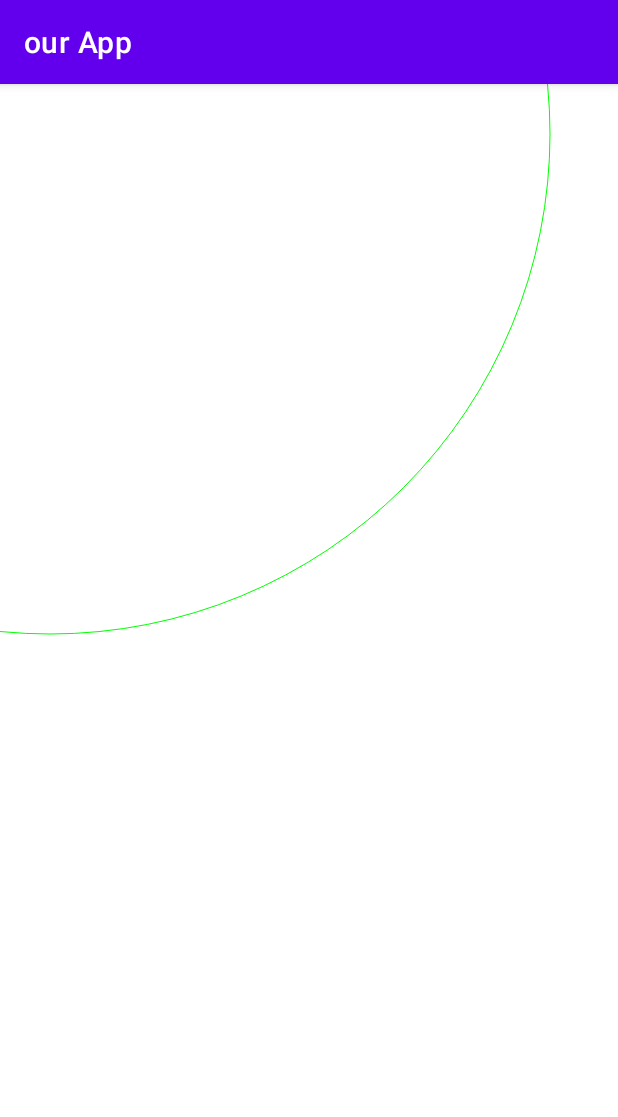
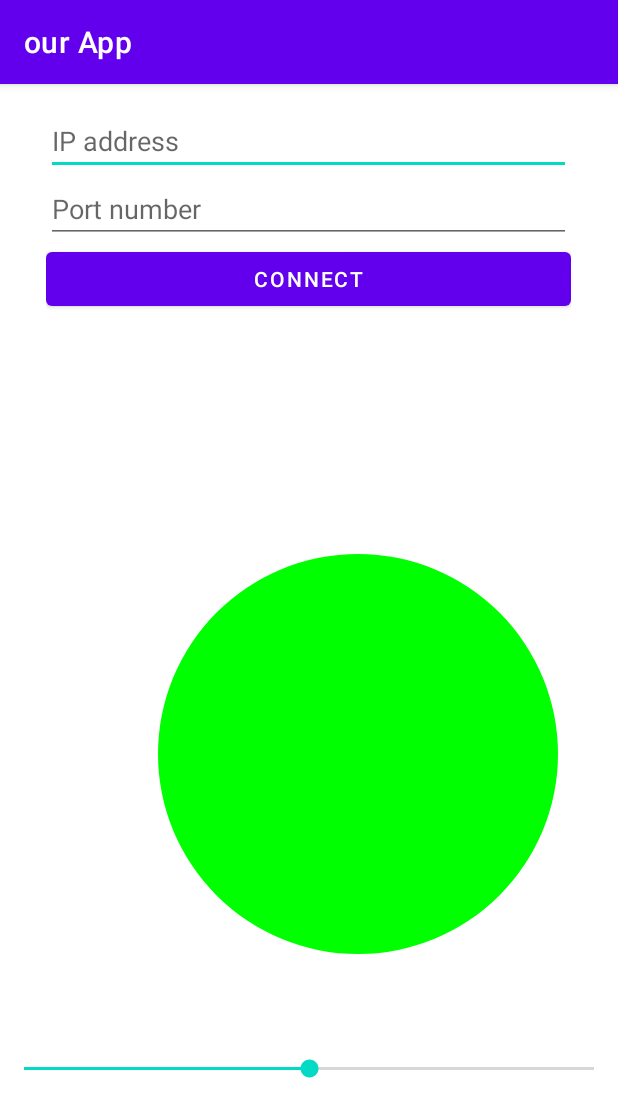
Before and after one commit to Dark-Leader/AndroidAppFlightGear, an Android app: the screen it shows after launch (MainActivity), on a phone screen of 412 x 824 dp. Shown: the top 1117 px of the screen. Run offline under Robolectric (Android 15) with nearby library versions, the phone set to English and light mode, and no system bars.

Commit message:
Amit - updated UI -> added SeekBar at the bottom and fixed second view.
NEED TO ADD DATABINDING

```diff
--- a/ourApp/app/build.gradle
+++ b/ourApp/app/build.gradle
@@ -24,7 +24,6 @@ android {
         }
     }
     buildFeatures {
-        viewBinding true
         dataBinding true
     }
 
@@ -42,8 +41,8 @@ dependencies {
     implementation "org.jetbrains.kotlin:kotlin-stdlib:$kotlin_version"
     implementation 'androidx.core:core-ktx:1.5.0'
     implementation 'androidx.appcompat:appcompat:1.3.0'
-    implementation 'com.google.android.material:material:1.3.0'
     implementation 'androidx.constraintlayout:constraintlayout:2.0.4'
+    implementation 'com.google.android.material:material:1.4.0-rc01'
     testImplementation 'junit:junit:4.+'
     androidTestImplementation 'androidx.test.ext:junit:1.1.2'
     androidTestImplementation 'androidx.test.espresso:espresso-core:3.3.0'
--- a/ourApp/app/src/main/java/com/example/ourapp/Views/Joystick.kt
+++ b/ourApp/app/src/main/java/com/example/ourapp/Views/Joystick.kt
@@ -4,27 +4,51 @@ import android.view.View
 
 
 import android.graphics.*
+import android.util.AttributeSet
+import android.view.MotionEvent
+import java.util.jar.Attributes
 
-class Joystick @JvmOverloads constructor(context: Context): View(context) {
+class Joystick @JvmOverloads constructor(
+    context: Context, atts: AttributeSet? = null, defStyleAttr: Int = 0)
+    :View(context, atts, defStyleAttr) {
 
     private val paint = Paint().apply {
-        style = Paint.Style.STROKE
+        style = Paint.Style.FILL_AND_STROKE
         color = Color.GREEN
         isAntiAlias = true;
+
     }
     private lateinit var extraCanvas: Canvas
-    private var radius: Float = 500f
+    private var radius: Float = 200f
     private var center: PointF = PointF()
 //to change.
 
     override fun onSizeChanged(width: Int, height: Int, oldWidth: Int, oldHeight: Int) {
-        center = PointF(50f, 50f);
+        val x = width.toFloat() / 2
+        val y = height.toFloat() / 2
+        center = PointF(x, y);
+    }
+
+    override fun onTouchEvent(event: MotionEvent?): Boolean {
+        if (event == null) {
+            return true
+        }
+        when (event?.action) {
+            MotionEvent.ACTION_MOVE -> touchMove(event.x, event.y)
+            MotionEvent.ACTION_DOWN -> touchMove(event.x, event.y)
+        }
+        return true
+    }
+
+    private fun touchMove(x: Float, y: Float) {
+        center = PointF(x,y)
+        invalidate()
     }
 
 
     override fun onDraw(canvas: Canvas) {
         super.onDraw(canvas)
-        canvas.drawCircle(center.x, center.y, radius,paint)
+        canvas.drawCircle(center.x, center.y, radius, paint)
 
     }
 
--- a/ourApp/app/src/main/java/com/example/ourapp/Views/MainActivity.kt
+++ b/ourApp/app/src/main/java/com/example/ourapp/Views/MainActivity.kt
@@ -4,21 +4,16 @@ import androidx.appcompat.app.AppCompatActivity
 import android.os.Bundle
 import android.widget.Button
 import android.widget.EditText
-import com.example.ourapp.databinding.ActivityMainBinding
+import com.example.ourapp.R
 import com.example.ourapp.model.MyModel
 import com.example.ourapp.viewModel.ViewModel
 
 class MainActivity : AppCompatActivity() {
-    private val viewModel: ViewModel = ViewModel(MyModel())
-    private lateinit var binding: ActivityMainBinding
+    private var viewModel: ViewModel = ViewModel(MyModel())
 
     override fun onCreate(savedInstanceState: Bundle?) {
         super.onCreate(savedInstanceState)
-        binding = ActivityMainBinding.inflate(layoutInflater)
-        setContentView(binding.root)
-
-        val josystickView = Joystick(this)
-        setContentView(josystickView)
+        setContentView(R.layout.activity_main)
 
 
 
--- a/ourApp/app/src/main/res/layout/activity_main.xml
+++ b/ourApp/app/src/main/res/layout/activity_main.xml
@@ -1,26 +1,28 @@
 <?xml version="1.0" encoding="utf-8"?>
-<RelativeLayout xmlns:android="http://schemas.android.com/apk/res/android"
+<RelativeLayout
+        xmlns:android="http://schemas.android.com/apk/res/android"
+        xmlns:tools="http://schemas.android.com/tools"
         xmlns:app="http://schemas.android.com/apk/res-auto"
-    xmlns:tools="http://schemas.android.com/tools"
+
         android:layout_width="match_parent"
         android:layout_height="match_parent"
         tools:context=".Views.MainActivity">
 
-
         <LinearLayout
-        android:id="@+id/linearLayout"
             android:layout_width="350dp"
             android:layout_height="wrap_content"
             android:layout_alignParentTop="true"
             android:layout_centerHorizontal="true"
             android:layout_marginTop="15dp"
-        android:orientation="vertical">
+            android:orientation="vertical"
+            >
 
             <EditText
                 android:id="@+id/IP"
                 android:layout_width="match_parent"
                 android:layout_height="wrap_content"
                 android:ems="10"
+                android:text=""
                 android:hint="IP address"
                 android:inputType="text" />
 
@@ -29,6 +31,7 @@
                 android:layout_width="match_parent"
                 android:layout_height="wrap_content"
                 android:ems="10"
+                android:text=""
                 android:hint="Port number"
                 android:inputType="text" />
 
@@ -38,29 +41,35 @@
                 android:layout_height="wrap_content"
                 android:text="@string/Connect" />
 
+        </LinearLayout>
+        <RelativeLayout
+            tools:context=".Views.Joystick"
+            android:layout_width="match_parent"
+            android:layout_height="match_parent"
+            android:layout_marginBottom="50dp"
+            android:layout_marginEnd="10dp"
+            android:layout_marginRight="10dp"
+            android:layout_marginTop="175dp"
+            android:layout_marginStart="75dp"
+            android:layout_marginLeft="75dp"
+            >
 
-    </LinearLayout>
+            <com.example.ourapp.Views.Joystick
+                android:layout_width="match_parent"
+                android:layout_height="match_parent">
 
+            </com.example.ourapp.Views.Joystick>
 
-
-    <SeekBar
-        android:id="@+id/seekBarvertical_throttle"
-        android:layout_width="250dp"
-        android:layout_height="wrap_content"
-        android:layout_marginTop="370dp"
-        android:layout_marginHorizontal="50dp"
-        android:rotation="270"
-
-
-        />
-
-
+        </RelativeLayout>
 
         <SeekBar
             android:id="@+id/seekBarHorizontal_rudder"
-        android:layout_width="250dp"
-        android:layout_height="wrap_content"
-        android:layout_marginTop="500dp" />
+            android:layout_width="match_parent"
+            android:layout_height="22dp"
+            android:layout_marginTop="645dp"
+            android:progress="50"
+            >
+        </SeekBar>
 
 
     </RelativeLayout>
```
Also changed, not shown: ourApp/app/src/main/java/com/example/ourapp/model/MyModel.kt (+4 -4 lines), ourApp/app/src/main/java/com/example/ourapp/viewModel/viewModel.kt (+33 -8 lines). Lines whose indentation alone changed are shown as unchanged.
